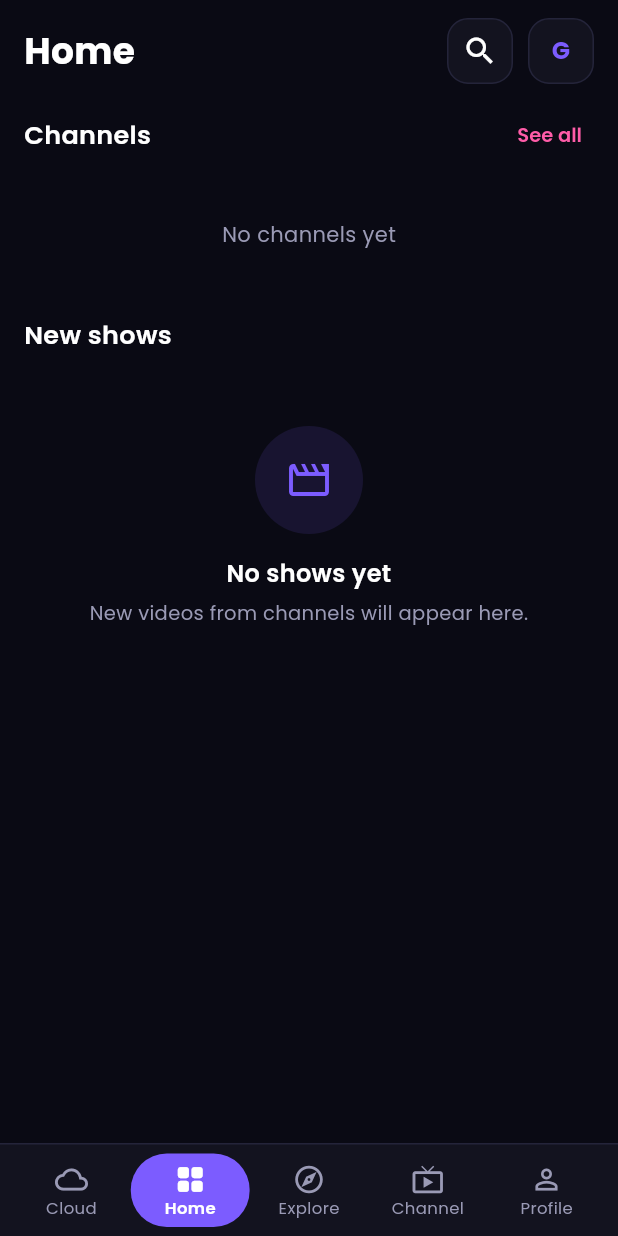
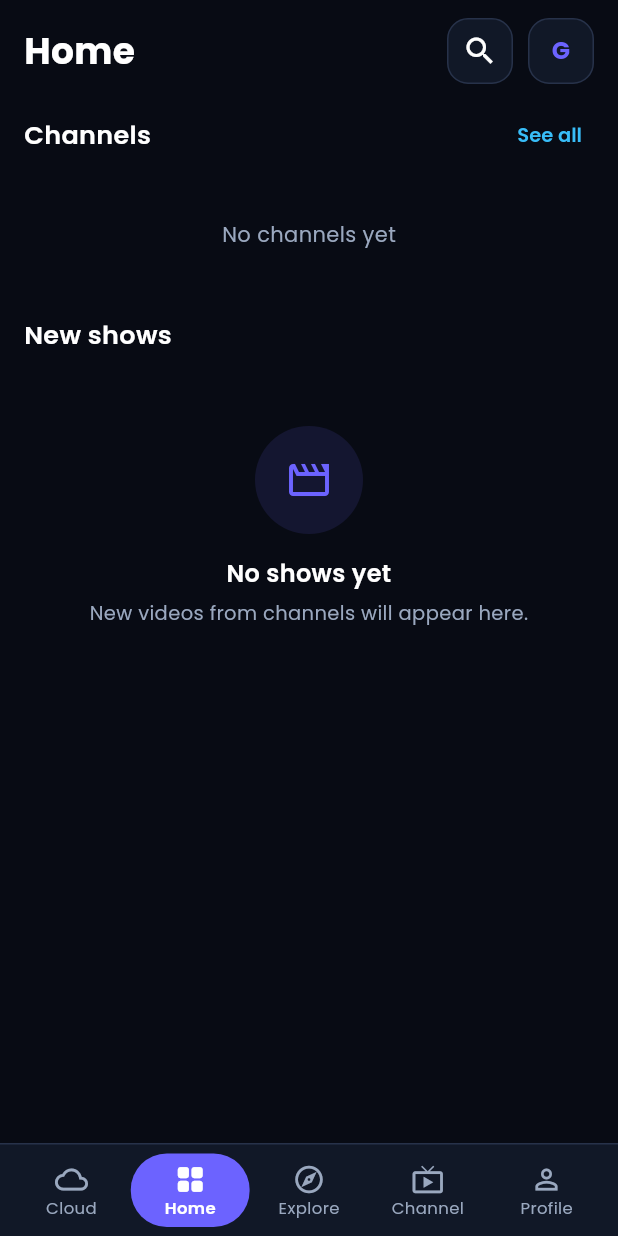
Before and after one commit to sahilchandpara008-pixel/Puffle, a Flutter app: the screen it shows after launch, after a tap on "Agree and continue", on a phone screen of 412 x 824 dp. Run offline on Flutter 3.47's test engine with Material 3 defaults, Android fonts, the phone set to English and light mode, and no system bars; our stand-ins replace file_picker, google_fonts, permission_handler, share_plus, shared_preferences, supabase_flutter and 3 more; missing offline and left inert: screen_brightness, video_thumbnail; accounts and stored records are empty; network calls fail.

Commit message:
Polish Puffle UI in mobile/lib/theme.dart

```diff
--- a/mobile/lib/theme.dart
+++ b/mobile/lib/theme.dart
@@ -3,18 +3,18 @@ import 'package:google_fonts/google_fonts.dart';
 
 /// All colours live here as tokens.
 class Tokens {
-  static const background = Color(0xFF0A0A14);
-  static const surface = Color(0xFF13131F);
-  static const border = Color(0xFF24243A);
+  static const background = Color(0xFF080B14);
+  static const surface = Color(0xFF111827);
+  static const border = Color(0xFF27324A);
   static const text = Color(0xFFFFFFFF);
-  static const muted = Color(0xFF9A9AB5);
-  static const primary = Color(0xFF7C5CFF);
-  static const accent = Color(0xFFFF5CA8);
+  static const muted = Color(0xFF9AA8BF);
+  static const primary = Color(0xFF6C63FF);
+  static const accent = Color(0xFF38BDF8);
   static const gold = Color(0xFFFFC94D); // Premium only
   static const success = Color(0xFF35D07F);
   static const warning = Color(0xFFFFB020);
   static const danger = Color(0xFFFF4D5E);
-  static const gradient = LinearGradient(colors: [Color(0xFF6A5CFF), Color(0xFF9B5CFF), Color(0xFFFF5CA8)]);
+  static const gradient = LinearGradient(colors: [Color(0xFF6C63FF), Color(0xFF8B5CF6), Color(0xFF38BDF8)]);
 }
 
 /// Poppins has tall line metrics; a fixed, tighter line height removes the loose gaps.
@@ -58,7 +58,7 @@ ThemeData buildTheme() {
       foregroundColor: Colors.white,
       elevation: 2,
       highlightElevation: 2,
-      shape: RoundedRectangleBorder(borderRadius: BorderRadius.circular(16)),
+      shape: RoundedRectangleBorder(borderRadius: BorderRadius.circular(18)),
       extendedTextStyle: GoogleFonts.poppins(fontSize: 14, fontWeight: FontWeight.w600),
     ),
     filledButtonTheme: FilledButtonThemeData(
@@ -94,13 +94,13 @@ ThemeData buildTheme() {
     cardTheme: CardTheme(
       margin: EdgeInsets.zero,
       color: Tokens.surface,
-      shape: RoundedRectangleBorder(borderRadius: BorderRadius.circular(16), side: const BorderSide(color: Tokens.border)),
+      shape: RoundedRectangleBorder(borderRadius: BorderRadius.circular(20), side: const BorderSide(color: Tokens.border)),
     ),
     appBarTheme: const AppBarTheme(backgroundColor: Tokens.background, elevation: 0, scrolledUnderElevation: 0, centerTitle: false, titleSpacing: 0, toolbarHeight: 52, titleTextStyle: TextStyle(fontSize: 18, fontWeight: FontWeight.w600, color: Tokens.text)),
     navigationBarTheme: const NavigationBarThemeData(backgroundColor: Tokens.surface, indicatorColor: Tokens.primary),
     inputDecorationTheme: InputDecorationTheme(
       filled: true,
-      fillColor: const Color(0xFF0F0F1A),
+      fillColor: const Color(0xFF0B1220),
       contentPadding: const EdgeInsets.symmetric(horizontal: 14, vertical: 14),
       labelStyle: const TextStyle(color: Tokens.muted, fontSize: 14),
       floatingLabelStyle: const TextStyle(color: Tokens.primary, fontSize: 14),
```
